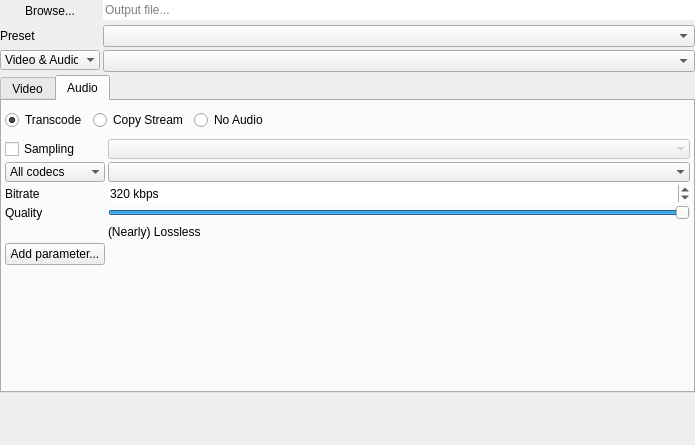
Qt form DuFFMpeg/outputwidget.ui (RxLaboratory/DuME) before a commit.
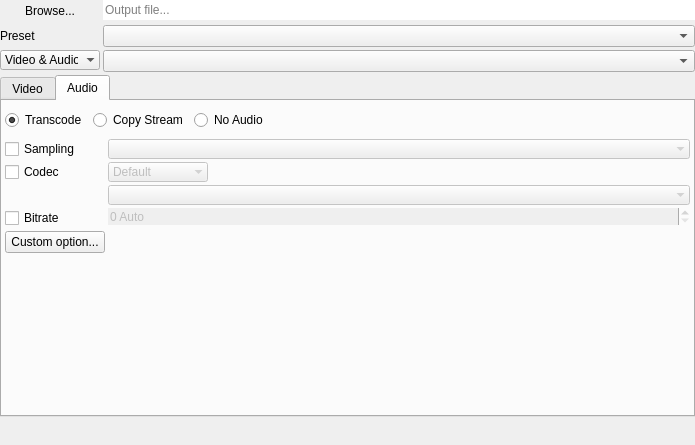
The same form after that commit. The open tabs and pages were chosen to show the change.

Commit message: options ui & custom

What changed in the file:
```diff
--- a/DuFFMpeg/outputwidget.ui
+++ b/DuFFMpeg/outputwidget.ui
@@ -700,6 +700,25 @@
            </widget>
           </item>
           <item row="8" column="0">
+           <widget class="QPushButton" name="addVideoParam">
+            <property name="minimumSize">
+             <size>
+              <width>100</width>
+              <height>0</height>
+             </size>
+            </property>
+            <property name="maximumSize">
+             <size>
+              <width>100</width>
+              <height>16777215</height>
+             </size>
+            </property>
+            <property name="text">
+             <string>Custom option...</string>
+            </property>
+           </widget>
+          </item>
+          <item row="9" column="0">
            <widget class="QWidget" name="videoBitrateWidget" native="true">
             <layout class="QHBoxLayout" name="horizontalLayout_4">
              <property name="spacing">
@@ -742,7 +761,7 @@
       <attribute name="title">
        <string>Audio</string>
       </attribute>
-      <layout class="QVBoxLayout" name="verticalLayout_6">
+      <layout class="QVBoxLayout" name="verticalLayout_5">
        <property name="spacing">
         <number>0</number>
        </property>
@@ -860,112 +879,66 @@
             </property>
            </widget>
           </item>
-          <item row="1" column="0">
-           <widget class="QComboBox" name="audioCodecsFilterBox">
-            <property name="minimumSize">
-             <size>
-              <width>100</width>
-              <height>0</height>
-             </size>
-            </property>
-            <property name="maximumSize">
-             <size>
-              <width>100</width>
-              <height>16777215</height>
-             </size>
-            </property>
-            <property name="frame">
-             <bool>false</bool>
-            </property>
-            <item>
-             <property name="text">
-              <string>All codecs</string>
-             </property>
-            </item>
-            <item>
-             <property name="text">
-              <string>Lossy</string>
-             </property>
-            </item>
-            <item>
-             <property name="text">
-              <string>Lossless</string>
-             </property>
-            </item>
-           </widget>
-          </item>
-          <item row="1" column="1">
-           <widget class="QComboBox" name="audioCodecsBox">
-            <property name="frame">
-             <bool>false</bool>
-            </property>
-           </widget>
-          </item>
           <item row="2" column="0">
-           <widget class="QLabel" name="label_16">
-            <property name="sizePolicy">
-             <sizepolicy hsizetype="Preferred" vsizetype="Expanding">
-              <horstretch>0</horstretch>
-              <verstretch>0</verstretch>
-             </sizepolicy>
+           <widget class="QCheckBox" name="audioCodecButton">
+            <property name="minimumSize">
+             <size>
+              <width>100</width>
+              <height>0</height>
+             </size>
+            </property>
+            <property name="maximumSize">
+             <size>
+              <width>100</width>
+              <height>16777215</height>
+             </size>
+            </property>
+            <property name="text">
+             <string>Codec</string>
+            </property>
+           </widget>
+          </item>
+          <item row="4" column="0">
+           <widget class="QCheckBox" name="audioBitrateButton">
+            <property name="minimumSize">
+             <size>
+              <width>100</width>
+              <height>0</height>
+             </size>
+            </property>
+            <property name="maximumSize">
+             <size>
+              <width>100</width>
+              <height>16777215</height>
+             </size>
             </property>
             <property name="text">
              <string>Bitrate</string>
             </property>
            </widget>
           </item>
-          <item row="2" column="1">
+          <item row="4" column="1">
            <widget class="QSpinBox" name="audioBitRateEdit">
+            <property name="enabled">
+             <bool>false</bool>
+            </property>
             <property name="frame">
              <bool>false</bool>
             </property>
             <property name="suffix">
-             <string> kbps</string>
+             <string> Auto</string>
             </property>
             <property name="minimum">
-             <number>1</number>
+             <number>0</number>
             </property>
             <property name="maximum">
              <number>1000</number>
             </property>
             <property name="singleStep">
-             <number>1</number>
+             <number>10</number>
             </property>
             <property name="value">
-             <number>320</number>
-            </property>
-           </widget>
-          </item>
-          <item row="3" column="0">
-           <widget class="QLabel" name="label_17">
-            <property name="sizePolicy">
-             <sizepolicy hsizetype="Preferred" vsizetype="Expanding">
-              <horstretch>0</horstretch>
-              <verstretch>0</verstretch>
-             </sizepolicy>
-            </property>
-            <property name="text">
-             <string>Quality</string>
-            </property>
-           </widget>
-          </item>
-          <item row="3" column="1">
-           <widget class="QSlider" name="audioQualitySlider">
-            <property name="maximum">
-             <number>100</number>
-            </property>
-            <property name="value">
-             <number>100</number>
-            </property>
-            <property name="orientation">
-             <enum>Qt::Horizontal</enum>
-            </property>
-           </widget>
-          </item>
-          <item row="4" column="1">
-           <widget class="QLabel" name="audioQualityLabel">
-            <property name="text">
-             <string>(Nearly) Lossless</string>
+             <number>0</number>
             </property>
            </widget>
           </item>
@@ -984,10 +957,75 @@
              </size>
             </property>
             <property name="text">
-             <string>Add parameter...</string>
+             <string>Custom option...</string>
             </property>
            </widget>
           </item>
+          <item row="2" column="1">
+           <widget class="QWidget" name="audioCodecWidget" native="true">
+            <property name="enabled">
+             <bool>false</bool>
+            </property>
+            <layout class="QVBoxLayout" name="verticalLayout_4">
+             <property name="spacing">
+              <number>3</number>
+             </property>
+             <property name="leftMargin">
+              <number>0</number>
+             </property>
+             <property name="topMargin">
+              <number>0</number>
+             </property>
+             <property name="rightMargin">
+              <number>0</number>
+             </property>
+             <property name="bottomMargin">
+              <number>0</number>
+             </property>
+             <item>
+              <widget class="QComboBox" name="audioCodecsFilterBox">
+               <property name="minimumSize">
+                <size>
+                 <width>100</width>
+                 <height>0</height>
+                </size>
+               </property>
+               <property name="maximumSize">
+                <size>
+                 <width>100</width>
+                 <height>16777215</height>
+                </size>
+               </property>
+               <property name="frame">
+                <bool>false</bool>
+               </property>
+               <item>
+                <property name="text">
+                 <string>Default</string>
+                </property>
+               </item>
+               <item>
+                <property name="text">
+                 <string>Lossy</string>
+                </property>
+               </item>
+               <item>
+                <property name="text">
+                 <string>Lossless</string>
+                </property>
+               </item>
+              </widget>
+             </item>
+             <item>
+              <widget class="QComboBox" name="audioCodecsBox">
+               <property name="frame">
+                <bool>false</bool>
+               </property>
+              </widget>
+             </item>
+            </layout>
+           </widget>
+          </item>
          </layout>
         </widget>
        </item>
```
The commit also changes 2 other files.
